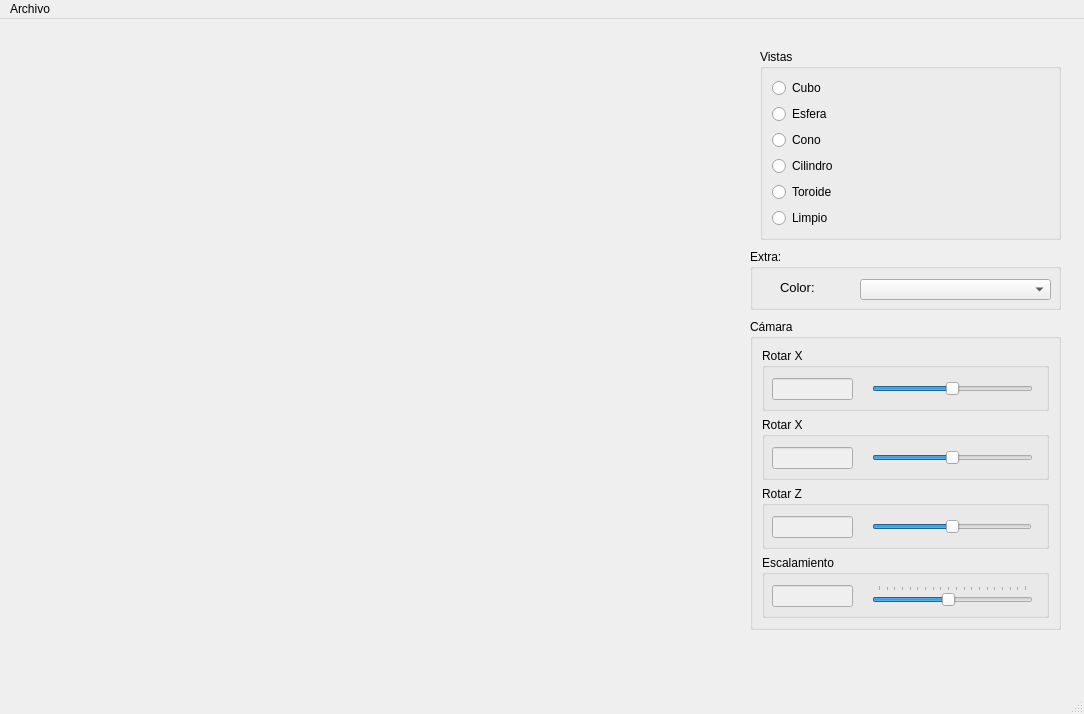
The window that mainwindow.ui (kioshiokamoto/Proyecto-final-CV) describes before a commit, drawn with Qt 5.
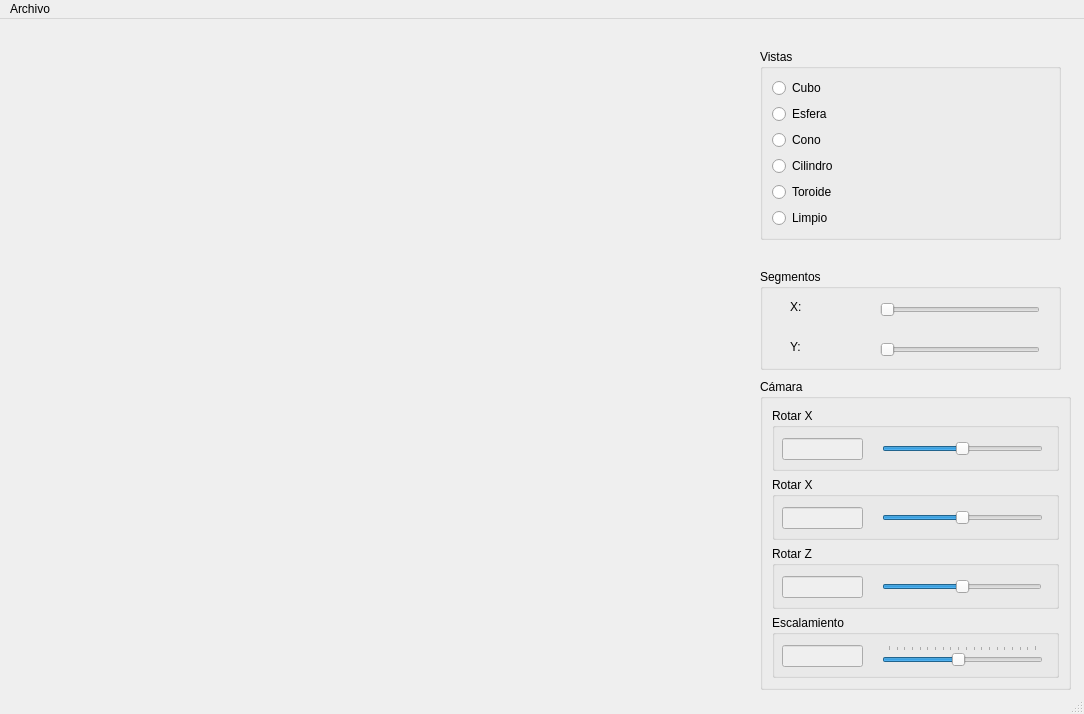
The same window after the commit. Custom widgets are drawn as their Qt base class.

Commit message: Agregar segmentos x - y

The edit to the form file:
```diff
--- a/mainwindow.ui
+++ b/mainwindow.ui
@@ -85,8 +85,8 @@
    <widget class="QGroupBox" name="groupBox_5">
     <property name="geometry">
      <rect>
-      <x>750</x>
-      <y>300</y>
+      <x>760</x>
+      <y>360</y>
       <width>311</width>
       <height>311</height>
      </rect>
@@ -292,15 +292,47 @@
    <widget class="QGroupBox" name="groupBox_7">
     <property name="geometry">
      <rect>
-      <x>750</x>
-      <y>230</y>
-      <width>311</width>
-      <height>61</height>
+      <x>760</x>
+      <y>250</y>
+      <width>301</width>
+      <height>101</height>
      </rect>
     </property>
     <property name="title">
-     <string>Extra:</string>
+     <string>Segmentos</string>
     </property>
+    <widget class="QSlider" name="horizontalSlider">
+     <property name="geometry">
+      <rect>
+       <x>120</x>
+       <y>30</y>
+       <width>160</width>
+       <height>22</height>
+      </rect>
+     </property>
+     <property name="maximum">
+      <number>13</number>
+     </property>
+     <property name="orientation">
+      <enum>Qt::Horizontal</enum>
+     </property>
+    </widget>
+    <widget class="QSlider" name="horizontalSlider_2">
+     <property name="geometry">
+      <rect>
+       <x>120</x>
+       <y>70</y>
+       <width>160</width>
+       <height>22</height>
+      </rect>
+     </property>
+     <property name="maximum">
+      <number>13</number>
+     </property>
+     <property name="orientation">
+      <enum>Qt::Horizontal</enum>
+     </property>
+    </widget>
     <widget class="QLabel" name="label">
      <property name="geometry">
       <rect>
@@ -310,24 +342,22 @@
        <height>16</height>
       </rect>
      </property>
-     <property name="font">
-      <font>
-       <pointsize>10</pointsize>
-      </font>
-     </property>
      <property name="text">
-      <string>Color:</string>
+      <string>X:</string>
      </property>
     </widget>
-    <widget class="ColorCombo" name="comboBox">
+    <widget class="QLabel" name="label_2">
      <property name="geometry">
       <rect>
-       <x>110</x>
-       <y>30</y>
-       <width>191</width>
-       <height>21</height>
+       <x>30</x>
+       <y>70</y>
+       <width>55</width>
+       <height>16</height>
       </rect>
      </property>
+     <property name="text">
+      <string>Y:</string>
+     </property>
     </widget>
    </widget>
   </widget>
@@ -355,13 +385,6 @@
    </property>
   </action>
  </widget>
- <customwidgets>
-  <customwidget>
-   <class>ColorCombo</class>
-   <extends>QComboBox</extends>
-   <header location="global">colorcombo.h</header>
-  </customwidget>
- </customwidgets>
  <resources/>
  <connections/>
 </ui>
```
The commit also changes 7 other files.
